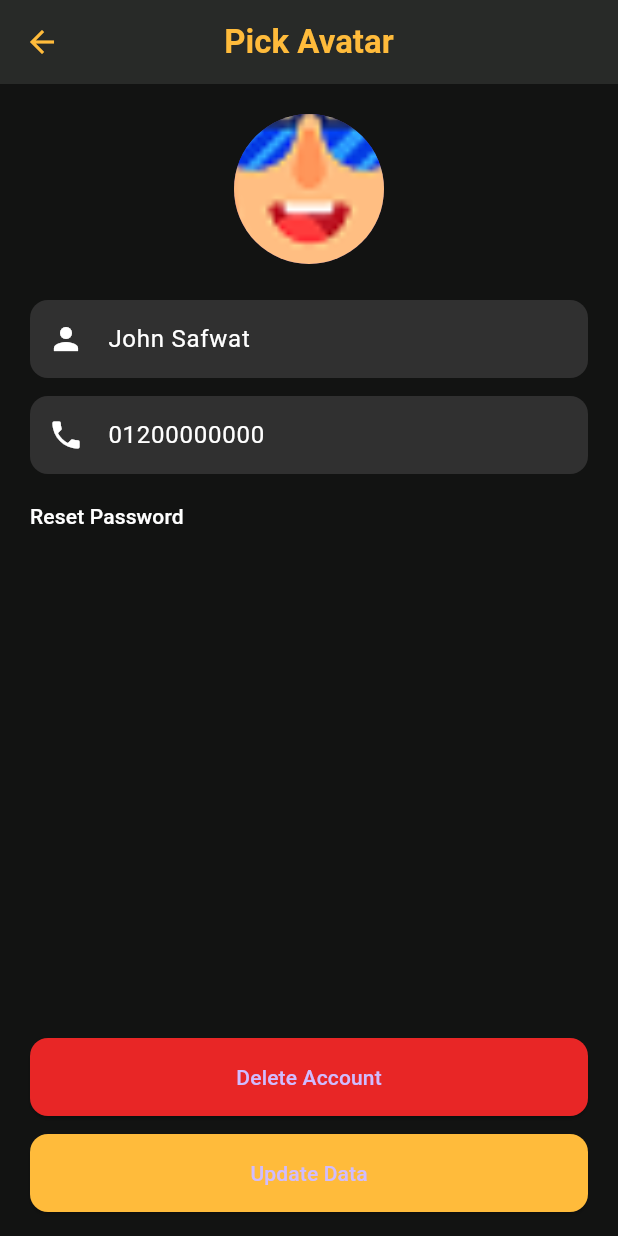
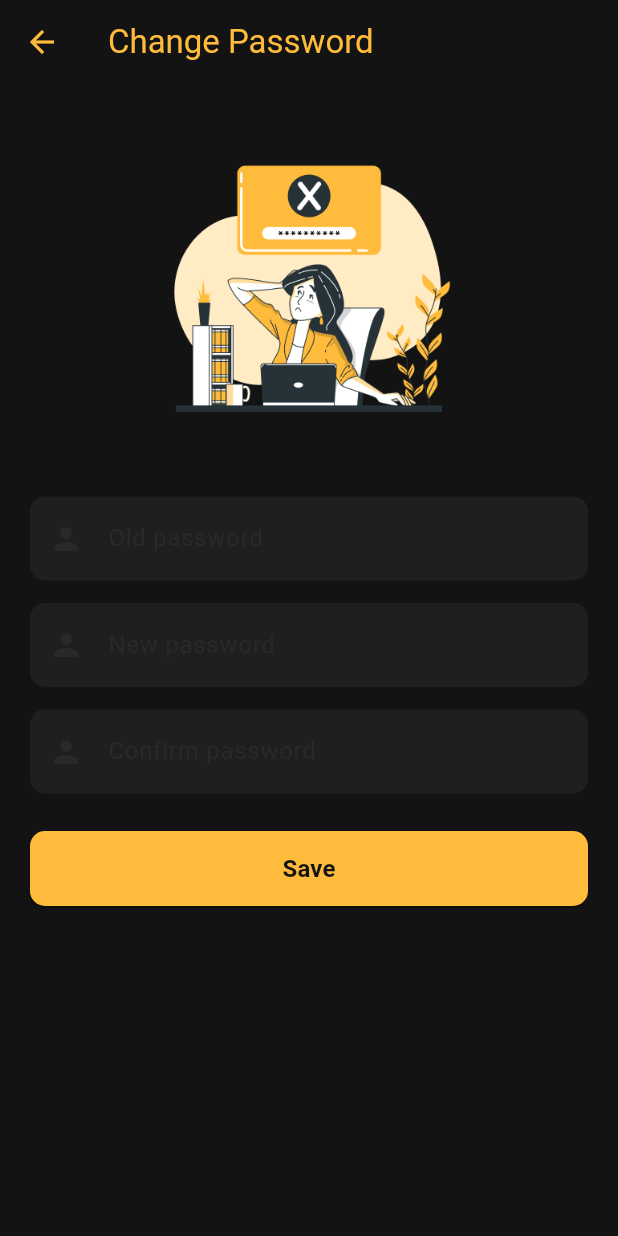
Before and after one commit to mariamamgad18/movieapp, a Flutter app: the ProfileScreen screen opened by its route, after a tap on "Reset Password", on a phone screen of 412 x 824 dp. Run offline on Flutter 3.47's test engine with Material 3 defaults, Android fonts, the phone set to English and light mode, and no system bars.

Commit message:
feat: Add Forget Password screen - Added dark background Scaffold - AppBar with back button - Image.asset for illustration - Email TextField with styled InputDecoration - Verify Email button with yellow color feat: Navigate from Login to Forget Password - Wrap 'Forget Password?' text with GestureDetector - Navigator.push to ForgetPasswordScreen onTap feat: Add Reset Password screen - Dark background Scaffold - Reuse same illustration image - Three TextFields: old account, new account, confirm account - Styled InputDecorations for consistency - Reset Password button at bottom refactor: Create reusable EmailField widget - Extracted TextField with decoration into EmailField class - Uses AppColors for colors and AppStrings for hint text - Improves code readability and reusability feat: Add navigation between screens - Back arrow in AppBar navigates back to Login - 'Reset Password' TextButton navigates to ResetPasswordScreen - Register link navigates to RegisterScreen - Uses Navigator.push and Navigator.pop for proper navigation refactor: Clean code for screens - Extracted widgets into smaller classes/files - Consistent naming conventions - Applied proper padding, spacing, and styling - Easier maintenance and readability

```diff
--- a/lib/Utils/AppColors.dart
+++ b/lib/Utils/AppColors.dart
@@ -10,7 +10,7 @@ class Appcolors {
   static final Color whitekColor = Color(0xFFFFFFFF);
   static final Color greenColor = Color(0xFF57AA53);
   static final Color redColor = Color(0xFFE82626);
-
+  static const card = Color(0xFF1F1F1F);
 
 
 }
--- a/lib/Utils/AppRouteNames.dart
+++ b/lib/Utils/AppRouteNames.dart
@@ -3,10 +3,7 @@ class Approutenames {
   static const String Login = 'Login';
   static const String Register = 'Register';
   static const String profile = 'ProfileScreen';
-
-
-
-
-
+  static const String ForgetPassword = 'ForgetPassword';
+  static const String ResetPassword= 'ResetPassword';
 
 }
--- /dev/null
+++ b/lib/Utils/AppStrings.dart
@@ -0,0 +1,5 @@
+class AppStrings {
+  static const title = 'Forget Password';
+  static const emailHint = 'Email';
+  static const verifyEmail = 'Verify Email';
+}
--- a/lib/main.dart
+++ b/lib/main.dart
@@ -1,4 +1,5 @@
 import 'package:flutter/material.dart';
+import 'package:movieapp/forgetpassword/forgetpassword_screen.dart';
 import 'package:movieapp/register/register_screen.dart';
 import 'package:movieapp/update/profile_screen.dart';
 import 'Ui/login/LoginPage.dart';
@@ -18,13 +19,13 @@ class MyApp extends StatelessWidget {
       title: 'Movies App',
       debugShowCheckedModeBanner: false,
       theme: ThemeData.dark(),
-      initialRoute: Approutenames.profile,
+      initialRoute: Approutenames.OnBoardingScreen,
       routes: {
         Approutenames.OnBoardingScreen: (context) => OnboardingScreens(),
         Approutenames.Login: (context) => Loginpage(),
         Approutenames.Register: (context) => RegisterScreen(),
         Approutenames.profile: (context) => ProfileScreen(),
-
+        Approutenames.ForgetPassword:(context)=>ForgetPasswordScreen(),
 
       },
     );
--- /dev/null
+++ b/lib/resetpassword/resetpassword_screen.dart
@@ -0,0 +1,46 @@
+import 'package:flutter/material.dart';
+import 'package:movieapp/Utils/AppColors.dart';
+import 'package:movieapp/resetpassword/widgets/resetfields.dart';
+import 'package:movieapp/resetpassword/widgets/resetimage.dart';
+import 'package:movieapp/update/profile_screen.dart';
+
+class ResetPasswordScreen extends StatelessWidget{
+  const ResetPasswordScreen({super.key});
+
+  @override
+  Widget build(BuildContext context) {
+    return Scaffold(
+      backgroundColor: Appcolors.blackColor,
+
+      appBar: AppBar(
+        backgroundColor: Appcolors.blackColor,
+        elevation: 0,
+        leading: IconButton(
+          icon:  Icon(Icons.arrow_back, color: Appcolors.yellowColor),
+          onPressed: () {
+            Navigator.pushAndRemoveUntil(
+              context,
+              MaterialPageRoute(builder: (context) => ProfileScreen()),
+                  (route) => false,
+            );
+          },
+        ),
+        title: Text(
+          "Change Password",
+          style: TextStyle(color: Appcolors.yellowColor),
+        ),
+      ),
+
+      body: const Padding(
+        padding: EdgeInsets.all(20),
+        child: Column(
+          children: [
+            ResetImage(),
+            SizedBox(height: 25),
+            ResetField(),
+          ],
+        ),
+      ),
+    );
+  }
+}
--- /dev/null
+++ b/lib/resetpassword/widgets/resetfields.dart
@@ -0,0 +1,65 @@
+import 'package:flutter/material.dart';
+import 'package:movieapp/Utils/AppColors.dart';
+
+class ResetField extends StatelessWidget{
+  const ResetField({super.key});
+
+  @override
+  Widget build(BuildContext context) {
+    return Column(
+      children: [
+        _buildField("Old password"),
+        const SizedBox(height: 15),
+
+        _buildField("New password"),
+        const SizedBox(height: 15),
+
+        _buildField("Confirm password"),
+        const SizedBox(height: 25),
+
+        _buildSaveButton(),
+      ],
+    );
+  }
+
+  Widget _buildField(String hint) {
+    return TextField(
+      decoration: InputDecoration(
+        filled: true,
+        fillColor: Appcolors.card,
+        hintText: hint,
+        hintStyle:  TextStyle(color: Appcolors.grayColor),
+        prefixIcon:  Icon(Icons.person, color: Appcolors.grayColor),
+        border: OutlineInputBorder(
+          borderRadius: BorderRadius.circular(10),
+          borderSide: BorderSide.none,
+        ),
+      ),
+      style:  TextStyle(color: Appcolors.whitekColor),
+    );
+  }
+
+  Widget _buildSaveButton() {
+    return SizedBox(
+      width: double.infinity,
+      height: 50,
+      child: ElevatedButton(
+        style: ElevatedButton.styleFrom(
+          backgroundColor: Appcolors.yellowColor,
+          shape: RoundedRectangleBorder(
+            borderRadius: BorderRadius.circular(10),
+          ),
+        ),
+        onPressed: () {},
+        child:  Text(
+          "Save",
+          style: TextStyle(
+            color: Appcolors.blackColor,
+            fontSize: 16,
+            fontWeight: FontWeight.w600,
+          ),
+        ),
+      ),
+    );
+  }
+}
--- /dev/null
+++ b/lib/resetpassword/widgets/resetimage.dart
@@ -0,0 +1,17 @@
+import 'package:flutter/cupertino.dart';
+import 'package:movieapp/utils/AppImages.dart';
+
+class ResetImage extends StatelessWidget{
+  const ResetImage({super.key});
+
+  @override
+  Widget build(BuildContext context) {
+    return SizedBox(
+      height: 230,
+      child: Image.asset(
+        Appimages.ForgotPassword,
+        fit: BoxFit.contain,
+      ),
+    );
+  }
+}
--- a/lib/update/profile_screen.dart
+++ b/lib/update/profile_screen.dart
@@ -1,5 +1,7 @@
 import 'package:flutter/material.dart';
 import 'package:movieapp/Utils/AppColors.dart';
+
+import '../resetpassword/resetpassword_screen.dart';
 
 class ProfileScreen extends StatefulWidget {
   const ProfileScreen({super.key});
@@ -158,6 +160,12 @@ class _ProfileScreenState extends State<ProfileScreen> {
                     alignment: Alignment.centerLeft,
                     child: TextButton(
                       onPressed: () {
+                        Navigator.push(
+                          context,
+                          MaterialPageRoute(
+                            builder: (context) => const ResetPasswordScreen(),
+                          ),
+                        );
                       },
                       style: TextButton.styleFrom(
                           padding: EdgeInsets.zero, visualDensity: VisualDensity.compact),
```
Also changed, not shown: lib/Ui/login/LoginPage.dart (+21 -2 lines), lib/forgetpassword/forgetpassword_screen.dart (added, +46 -0 lines), lib/forgetpassword/widget/email_field.dart (added, +26 -0 lines), lib/forgetpassword/widget/forget_image.dart (added, +17 -0 lines), lib/forgetpassword/widget/verify_button.dart (added, +30 -0 lines).
